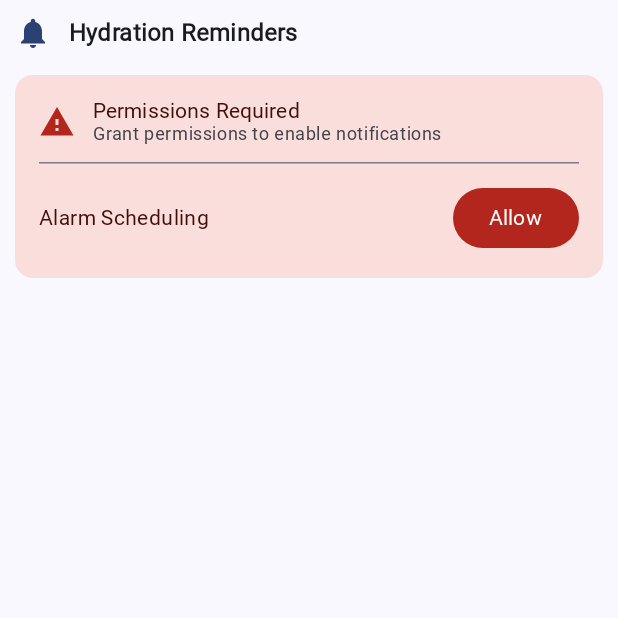
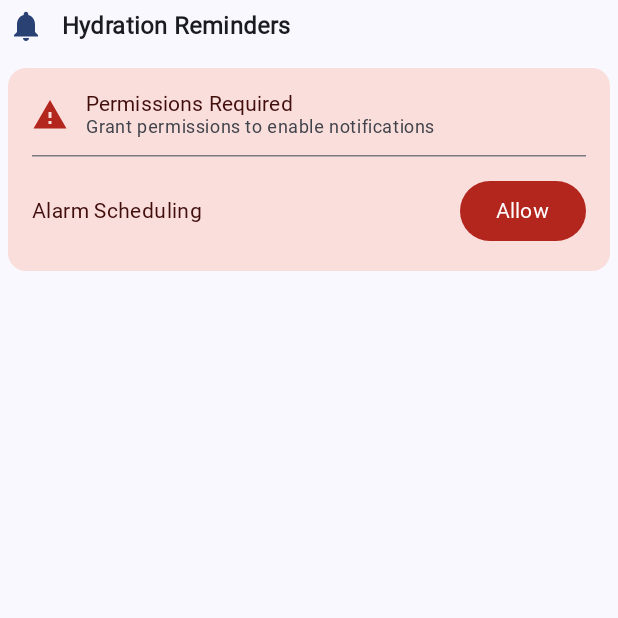
Before and after one commit to ADAIBLOG/HydroTracker, an Android app built with Jetpack Compose: the composable NotificationSettingsSection called with empty values, on a phone screen of 412 x 824 dp, the top half of it. Run offline under Robolectric (Android 15) with nearby library versions, the phone set to English and light mode, and no system bars; Roboto replaces fonts that are not available here; 2 statements that could not run were skipped.

Commit message:
Change padding in setting menu to better utilise small DPI displays

```diff
--- a/app/src/main/java/com/cemcakmak/hydrotracker/presentation/settings/NotificationSettingsComponents.kt
+++ b/app/src/main/java/com/cemcakmak/hydrotracker/presentation/settings/NotificationSettingsComponents.kt
@@ -66,7 +66,7 @@ fun NotificationSettingsSection(
             )
         ) {
             Column(
-                modifier = Modifier.padding(10.dp),
+                modifier = Modifier.padding(5.dp),
                 verticalArrangement = Arrangement.spacedBy(16.dp)
             ) {
                 // Header
```
Also changed, not shown: app/src/main/java/com/cemcakmak/hydrotracker/presentation/settings/SettingsScreen.kt (+5 -5 lines).
